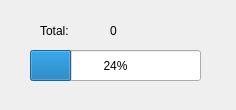
Old version of the form qt/acu/updatedialog.ui in the repository mike-kang/Project_fb.
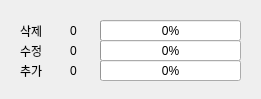
New version of the form.

Diff of the .ui file:
```diff
--- a/qt/acu/updatedialog.ui
+++ b/qt/acu/updatedialog.ui
@@ -9,8 +9,8 @@
    <rect>
     <x>0</x>
     <y>0</y>
-    <width>236</width>
-    <height>110</height>
+    <width>261</width>
+    <height>99</height>
    </rect>
   </property>
   <property name="windowTitle">
@@ -19,33 +19,33 @@
   <widget class="QProgressBar" name="progressBar">
    <property name="geometry">
     <rect>
-     <x>30</x>
-     <y>50</y>
-     <width>171</width>
-     <height>31</height>
+     <x>100</x>
+     <y>20</y>
+     <width>141</width>
+     <height>21</height>
     </rect>
    </property>
    <property name="value">
-    <number>24</number>
+    <number>0</number>
    </property>
   </widget>
   <widget class="QLabel" name="label">
    <property name="geometry">
     <rect>
-     <x>40</x>
+     <x>20</x>
      <y>20</y>
-     <width>61</width>
+     <width>41</width>
      <height>21</height>
     </rect>
    </property>
    <property name="text">
-    <string>Total:</string>
+    <string>삭제</string>
    </property>
   </widget>
   <widget class="QLabel" name="labelCount">
    <property name="geometry">
     <rect>
-     <x>110</x>
+     <x>70</x>
      <y>20</y>
      <width>66</width>
      <height>21</height>
@@ -55,6 +55,84 @@
     <string>0</string>
    </property>
   </widget>
+  <widget class="QLabel" name="label_2">
+   <property name="geometry">
+    <rect>
+     <x>20</x>
+     <y>40</y>
+     <width>41</width>
+     <height>21</height>
+    </rect>
+   </property>
+   <property name="text">
+    <string>수정</string>
+   </property>
+  </widget>
+  <widget class="QLabel" name="labelCountUpdate">
+   <property name="geometry">
+    <rect>
+     <x>70</x>
+     <y>40</y>
+     <width>66</width>
+     <height>21</height>
+    </rect>
+   </property>
+   <property name="text">
+    <string>0</string>
+   </property>
+  </widget>
+  <widget class="QLabel" name="label_3">
+   <property name="geometry">
+    <rect>
+     <x>20</x>
+     <y>60</y>
+     <width>41</width>
+     <height>21</height>
+    </rect>
+   </property>
+   <property name="text">
+    <string>추가</string>
+   </property>
+  </widget>
+  <widget class="QLabel" name="labelCountInsert">
+   <property name="geometry">
+    <rect>
+     <x>70</x>
+     <y>60</y>
+     <width>66</width>
+     <height>21</height>
+    </rect>
+   </property>
+   <property name="text">
+    <string>0</string>
+   </property>
+  </widget>
+  <widget class="QProgressBar" name="progressBar_U">
+   <property name="geometry">
+    <rect>
+     <x>100</x>
+     <y>40</y>
+     <width>141</width>
+     <height>21</height>
+    </rect>
+   </property>
+   <property name="value">
+    <number>0</number>
+   </property>
+  </widget>
+  <widget class="QProgressBar" name="progressBar_I">
+   <property name="geometry">
+    <rect>
+     <x>100</x>
+     <y>60</y>
+     <width>141</width>
+     <height>21</height>
+    </rect>
+   </property>
+   <property name="value">
+    <number>0</number>
+   </property>
+  </widget>
  </widget>
  <resources/>
  <connections/>
```
Left out of the diff: 4 changed lines with no effect on the pictures.
